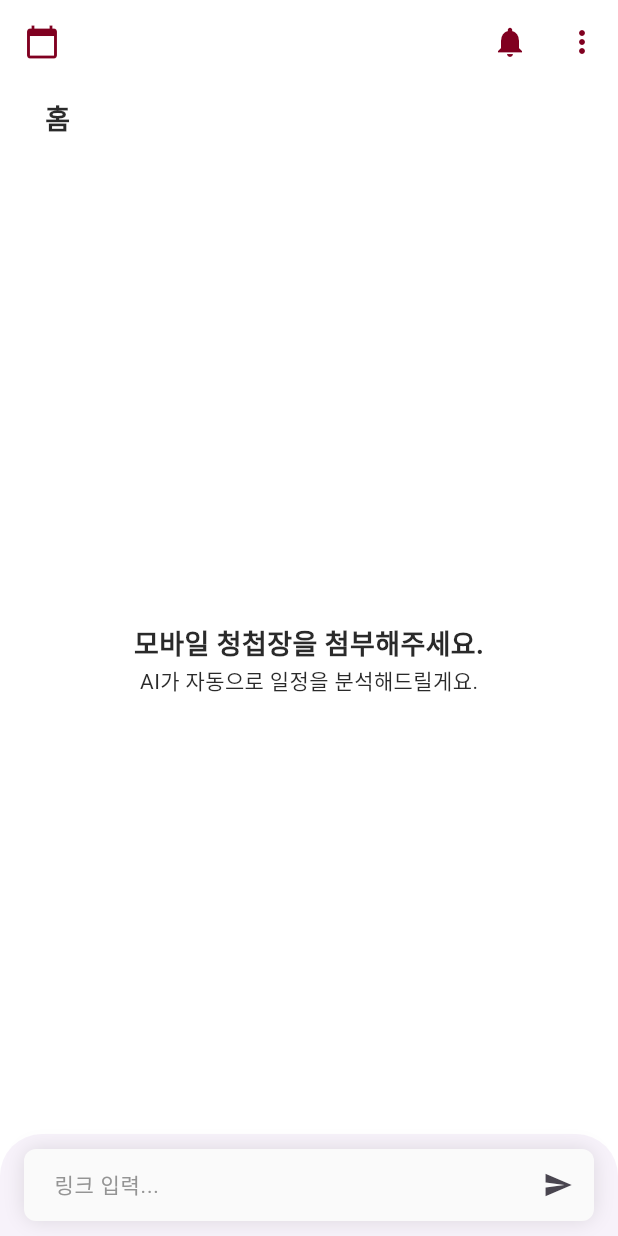
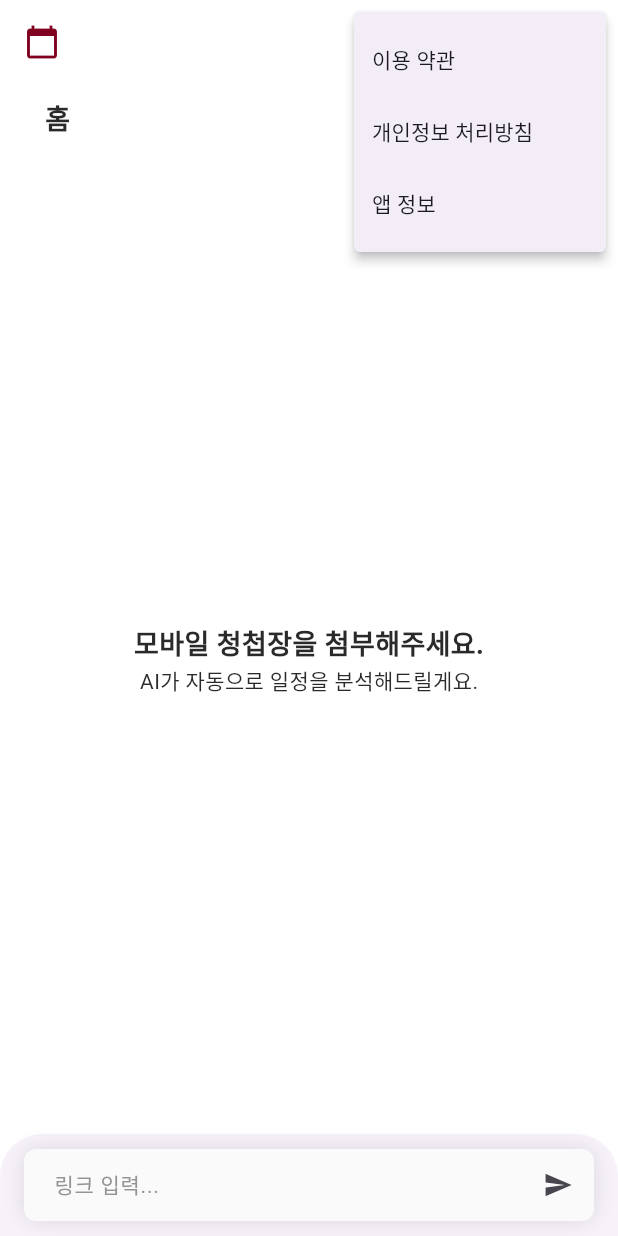
Before and after one commit to TaeBbong/chungmo-app, a Flutter app: the screen it shows after launch, after a tap on the "more vert" icon, on a phone screen of 412 x 824 dp. Run offline on Flutter 3.47's test engine with Material 3 defaults, Android fonts, the phone set to English and light mode, and no system bars; our stand-ins replace dio, freezed_annotation, get, get_it, injectable, lottie and 2 more; missing offline and left inert: dotlottie_loader; accounts and stored records are empty.

Commit message:
feat: add popupmenu for terms, privacy, about

```diff
--- a/lib/presentation/pages/create_page.dart
+++ b/lib/presentation/pages/create_page.dart
@@ -49,11 +49,35 @@ class _CreatePageState extends State<CreatePage> {
               // TODO: 알림 관련 동작 추가(다가올 일정 local push notification)
             },
           ),
-          IconButton(
+          PopupMenuButton<String>(
             icon: const Icon(Icons.more_vert),
-            onPressed: () {
-              // TODO: 더보기 버튼 동작 추가(about, license, privacy)
+            onSelected: (value) {
+              switch (value) {
+                case 'terms':
+                  Get.toNamed('/terms'); // TODO: urllaunch 이용 약관 페이지 이동
+                  break;
+                case 'privacy':
+                  Get.toNamed('/privacy'); // TODO: urllaunch 개인정보 처리방침 페이지 이동
+                  break;
+                case 'about':
+                  Get.toNamed('/about'); // TODO: urllaunch 앱 정보 페이지 이동
+                  break;
+              }
             },
+            itemBuilder: (context) => [
+              const PopupMenuItem(
+                value: 'terms',
+                child: Text('이용 약관'),
+              ),
+              const PopupMenuItem(
+                value: 'privacy',
+                child: Text('개인정보 처리방침'),
+              ),
+              const PopupMenuItem(
+                value: 'about',
+                child: Text('앱 정보'),
+              ),
+            ],
           ),
         ],
       ),
```
